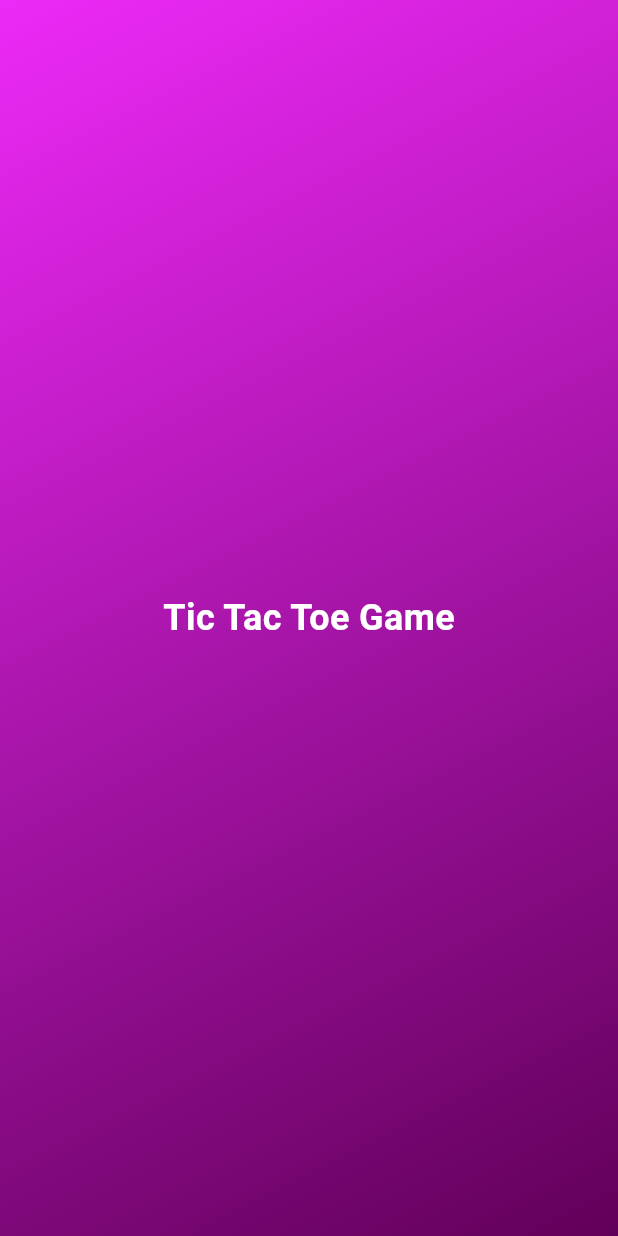
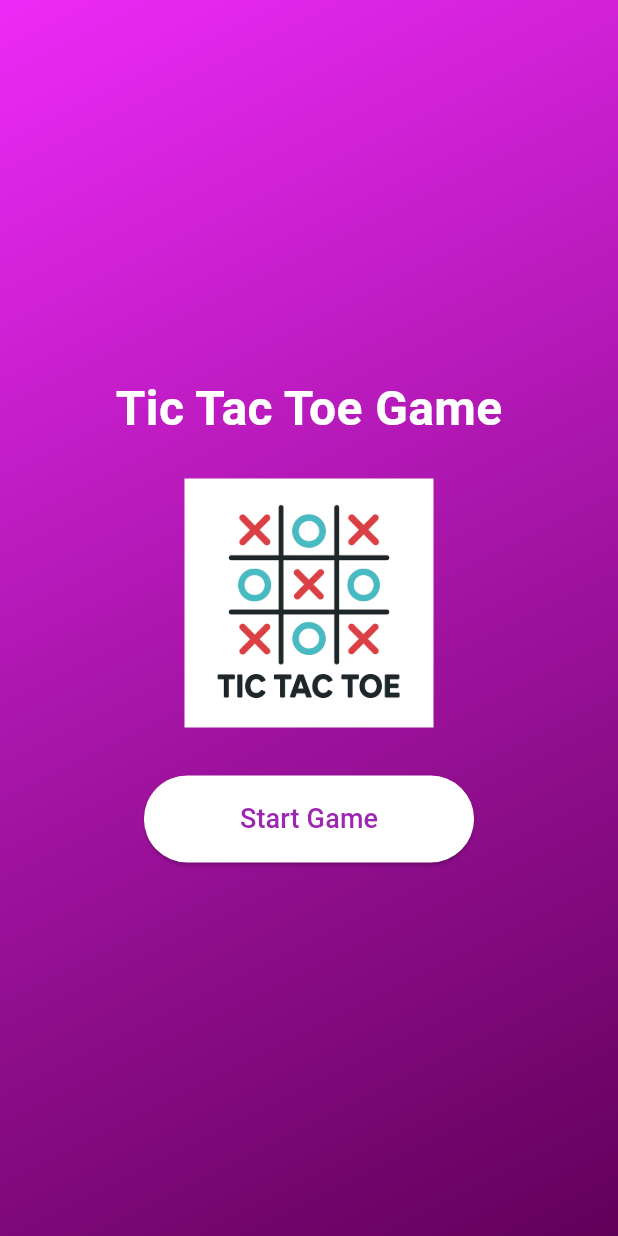
Before and after one commit to ShenaradeSilva/Classic_Noughts_And_Crosses_Game_Flutter, a Flutter app: the screen it shows after launch, on a phone screen of 412 x 824 dp. Run offline on Flutter 3.47's test engine with Material 3 defaults, Android fonts, the phone set to English and light mode, and no system bars.

Commit message:
Updated the Landing Page Tic Tac Toe Game in main.dart

```diff
--- a/lib/main.dart
+++ b/lib/main.dart
@@ -1,57 +1,34 @@
-// Import the Flutter Material package, which provides Material Design widgets.
 import 'package:flutter/material.dart';
+import 'screens/home_screen.dart'; // Import the landing page
 
-// The main function is the entry point of the Flutter app.
 void main() {
-  // runApp sets up the root widget of the app.
-  runApp(
-    // MaterialApp is the top-level widget that sets up app-wide settings.
-    MaterialApp(
-      // The home property defines the default screen of the app.
-      home: Scaffold(
-        // Sets the scaffold background to transparent so the gradient shows through.
-        backgroundColor: Colors.transparent,
+  runApp(const TicTacToeApp());
+}
 
-        // The body is the main content of the screen.
-        body: Container(
-          // Makes the container fill the entire width of the screen.
+class TicTacToeApp extends StatelessWidget {
+  const TicTacToeApp({super.key});
+
+  @override
+  Widget build(BuildContext context) {
+    return MaterialApp(
+      debugShowCheckedModeBanner: false,
+      title: 'Tic Tac Toe',
+      // Use a builder to apply the gradient background globally
+      home: Container(
         width: double.infinity,
-
-          // Makes the container fill the entire height of the screen.
         height: double.infinity,
-
-          // Adds a background decoration to the container.
-          decoration: BoxDecoration(
-            // Adds a linear gradient background that transitions between two colors.
+        decoration: const BoxDecoration(
           gradient: LinearGradient(
-              // Starts the gradient from the top-left corner.
             begin: Alignment.topLeft,
-
-              // Ends the gradient at the bottom-right corner.
             end: Alignment.bottomRight,
-
-              // Defines the two colors used in the gradient.
             colors: [
-                const Color.fromARGB(255, 237, 42, 247), // A pink color
-                const Color.fromARGB(255, 97, 0, 89), // A dark purple color
+              Color.fromARGB(255, 237, 42, 247), // Pink
+              Color.fromARGB(255, 97, 0, 89),     // Dark purple
             ],
           ),
         ),
-
-          // Child widget of the container: centers its content.
-          child: Center(
-            // Displays the text in the center of the screen.
-            child: Text(
-              'Tic Tac Toe Game', // The text to display.
-              style: TextStyle(
-                fontWeight: FontWeight.bold,
-                fontSize: 24, // Sets the font size.
-                color: Colors.white, // Makes the text white.
-              ),
-            ),
-          ),
-        ),
-      ),
+        child: const HomePage(), // Landing page content
       ),
     );
   }
+}
--- /dev/null
+++ b/lib/screens/home_screen.dart
@@ -0,0 +1,53 @@
+import 'package:flutter/material.dart';
+
+class HomePage extends StatelessWidget {
+  const HomePage({super.key});
+
+  @override
+  Widget build(BuildContext context) {
+    return Scaffold(
+      backgroundColor:
+          Colors.transparent, // Keep transparent so main.dart gradient shows
+      body: Center(
+        child: Column(
+          mainAxisSize: MainAxisSize.min,
+          children: [
+            const Text(
+              'Tic Tac Toe Game',
+              style: TextStyle(
+                fontWeight: FontWeight.bold,
+                fontSize: 32,
+                color: Colors.white,
+              ),
+            ),
+            const SizedBox(height: 24),
+            Container(
+              color: Colors.white,
+              padding: const EdgeInsets.all(8),
+              child: Image.asset(
+                'assets/tic_tac_toe.png',
+                width: 150,
+                height: 150,
+              ),
+            ),
+            const SizedBox(height: 32),
+            ElevatedButton(
+              onPressed: () {
+                // Navigate to your GameScreen here later
+              },
+              style: ElevatedButton.styleFrom(
+                backgroundColor: Colors.white,
+                foregroundColor: Colors.purple,
+                padding: const EdgeInsets.symmetric(
+                  horizontal: 64,
+                  vertical: 16,
+                ),
+              ),
+              child: const Text('Start Game', style: TextStyle(fontSize: 18)),
+            ),
+          ],
+        ),
+      ),
+    );
+  }
+}
--- a/pubspec.yaml
+++ b/pubspec.yaml
@@ -1,5 +1,5 @@
 name: classic_noughts_and_crosses_game
-description: "A new Flutter project."
+description: "A Tic Tac Toe Flutter project"
 # The following line prevents the package from being accidentally published to
 # pub.dev using `flutter pub publish`. This is preferred for private packages.
 publish_to: 'none' # Remove this line if you wish to publish to pub.dev
@@ -31,6 +31,8 @@ dependencies:
   flutter:
     sdk: flutter
 
+  provider: ^6.1.5
+
   # The following adds the Cupertino Icons font to your application.
   # Use with the CupertinoIcons class for iOS style icons.
   cupertino_icons: ^1.0.8
@@ -51,6 +53,8 @@ dev_dependencies:
 
 # The following section is specific to Flutter packages.
 flutter:
+  assets:
+    - assets/
 
   # The following line ensures that the Material Icons font is
   # included with your application, so that you can use the icons in
```
Also changed, not shown: assets/tic_tac_toe.png (added), pubspec.lock, 1 other file. Lines whose indentation alone changed are shown as unchanged.
